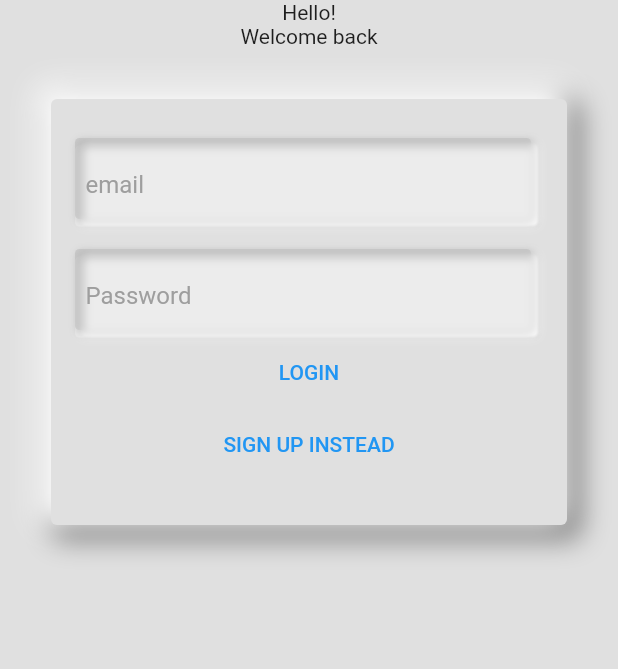
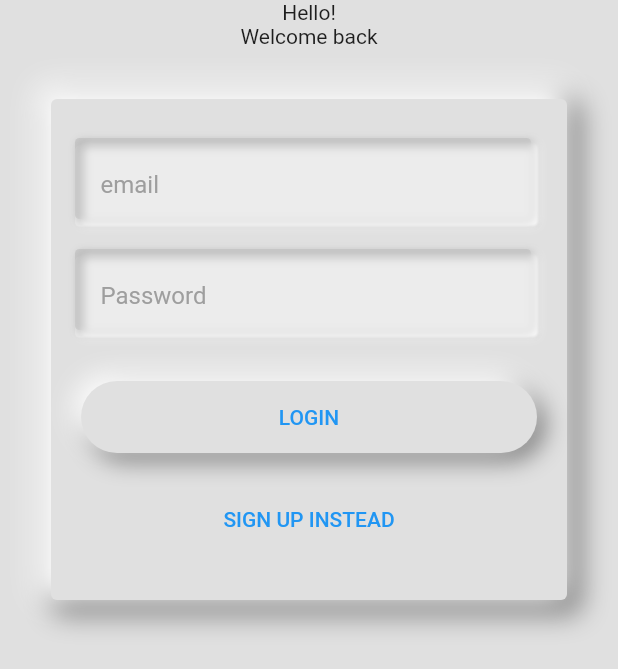
Before and after one commit to minhho89/Flutter_Shop_App, a Flutter app: the screen it shows after launch, on a phone screen of 412 x 824 dp. Shown: the top 669 px of the screen. Run offline on Flutter 3.47's test engine with Material 2 defaults, Android fonts, the phone set to English and light mode, and no system bars.

Commit message:
button neumorphic

```diff
--- a/lib/screens/auth_screen/components/body.dart
+++ b/lib/screens/auth_screen/components/body.dart
@@ -63,6 +63,7 @@ class _BodyState extends State<Body> {
                   child: Form(
                     key: _formKey,
                     child: Column(
+                      mainAxisAlignment: MainAxisAlignment.spaceBetween,
                       children: [
                         NeumorphicTextInputField(
                           textFormField: TextFormField(
@@ -120,10 +121,38 @@ class _BodyState extends State<Body> {
                                     ),
                                   ],
                                 ),
-                        TextButton(
-                          onPressed: () => _submit(),
-                          child: Text(
-                              _authMode == AuthMode.Login ? 'LOGIN' : 'SIGNUP'),
+                        const SizedBox(
+                          height: 30,
+                        ),
+                        Container(
+                          width: double.infinity,
+                          decoration: BoxDecoration(
+                            color: Colors.grey[300],
+                            borderRadius: BorderRadius.circular(30),
+                            boxShadow: [
+                              // top bottom right
+                              BoxShadow(
+                                color: Colors.grey.shade600,
+                                offset: const Offset(5, 5),
+                                blurRadius: 13,
+                              ),
+                              // bottom top left
+                              const BoxShadow(
+                                color: Colors.white,
+                                offset: Offset(-5, -5),
+                                blurRadius: 13,
+                              ),
+                            ],
+                          ),
+                          child: TextButton(
+                            onPressed: () => _submit(),
+                            child: Text(_authMode == AuthMode.Login
+                                ? 'LOGIN'
+                                : 'SIGNUP'),
+                          ),
+                        ),
+                        SizedBox(
+                          height: 20,
                         ),
                         TextButton(
                           onPressed: _switchAuthMode,
--- a/lib/widgets/neumorphic_text_input_field.dart
+++ b/lib/widgets/neumorphic_text_input_field.dart
@@ -63,7 +63,8 @@ class NeumorphicTextInputField extends StatelessWidget {
 InputDecoration buildNeumorphicInputDecoration(String hintText) {
   return InputDecoration(
     hintText: hintText,
-    hintStyle: TextStyle(color: Colors.grey),
+    hintStyle: const TextStyle(color: Colors.grey),
+    contentPadding: const EdgeInsets.symmetric(horizontal: 10),
     border: InputBorder.none,
   );
 }
```
